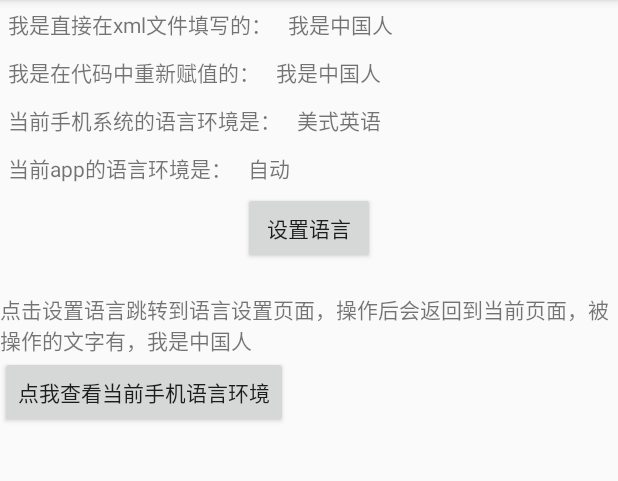
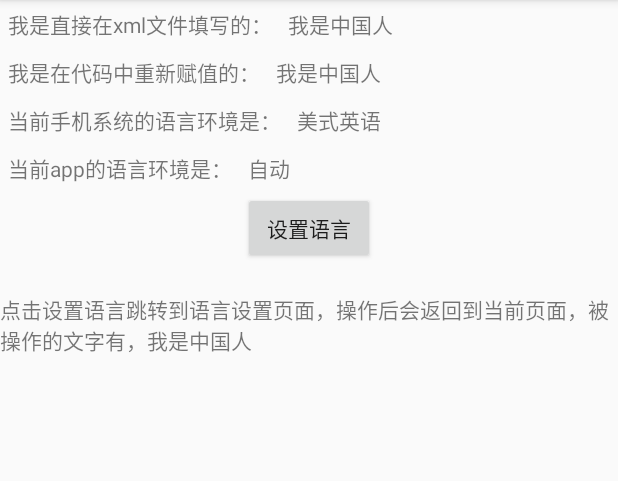
Before and after one commit to smaboy/AndroidLanguageChangeLib, an Android app: the screen it shows after launch (MainActivity), on a phone screen of 412 x 824 dp, the part 84-565 px from its top. Run offline under Robolectric (Android 15) with nearby library versions, the phone set to English and light mode, and no system bars.

Commit message:
完成app内语言的切换，可实现，app内切换，杀死进程启动为选择后的语言（不随系统语言变化），选择自动语言后，在切换系统语言后，再重启app或打开后台的app均完成语言切换

```diff
--- a/app/src/main/AndroidManifest.xml
+++ b/app/src/main/AndroidManifest.xml
@@ -12,14 +12,14 @@
         android:supportsRtl="true"
         android:theme="@style/AppTheme"
         tools:ignore="GoogleAppIndexingWarning">
-        <activity android:name=".MainActivity">
+        <activity android:name=".activity.MainActivity">
             <intent-filter>
                 <action android:name="android.intent.action.MAIN" />
 
                 <category android:name="android.intent.category.LAUNCHER" />
             </intent-filter>
         </activity>
-        <activity android:name=".SettingActivity" />
+        <activity android:name=".activity.SettingActivity" />
     </application>
 
 </manifest>
--- a/app/src/main/java/com/example/smaboy/languageswitch/MyApplication.java
+++ b/app/src/main/java/com/example/smaboy/languageswitch/MyApplication.java
@@ -1,11 +1,10 @@
 package com.example.smaboy.languageswitch;
 
 import android.app.Application;
+import android.content.Context;
 import android.content.res.Configuration;
-import android.text.TextUtils;
-import android.util.Log;
 
-import java.util.Locale;
+import com.example.smaboy.languageswitch.manager.LanguageManager;
 
 /**
  * 类名: MyApplication
@@ -20,29 +19,8 @@ public class MyApplication extends Application {
         super.onCreate();
 
         //获取系统语言，并保存
-        LanguageManager.saveSysLanguage(getApplicationContext(),LanguageManager.getCurrentSystemLanguageCountry());
-
-        //读取用户，语言并设置
-        setLanguageConfiguration();
-
+        LanguageManager.saveSysLanguage(this,LanguageManager.getCurrentSystemLanguageCountry());
 
     }
 
-    private void setLanguageConfiguration() {
-        //初始化app语言环境
-        if(!TextUtils.isEmpty(LanguageManager.getSelectLanguage(this))) {
-
-            Locale locale=LanguageManager.getLocalByString(LanguageManager.getSelectLanguage(this));
-
-            Log.e("TAG", "当前用户选择的语言为："+LanguageManager.getSelectLanguage(this));
-            LanguageManager.changeAppLanguage(locale,this);
-        }
-    }
-
-
-    @Override
-    public void onConfigurationChanged(Configuration newConfig) {
-        super.onConfigurationChanged(newConfig);
-        setLanguageConfiguration();
-    }
 }
--- a/app/src/main/java/com/example/smaboy/languageswitch/MainActivity.java
+++ b/app/src/main/java/com/example/smaboy/languageswitch/activity/MainActivity.java
@@ -1,52 +1,38 @@
-package com.example.smaboy.languageswitch;
+package com.example.smaboy.languageswitch.activity;
 
-import android.content.BroadcastReceiver;
-import android.content.Context;
-import android.content.DialogInterface;
 import android.content.Intent;
-import android.content.IntentFilter;
-import android.content.SharedPreferences;
 import android.os.Bundle;
 import android.support.v7.app.AlertDialog;
-import android.support.v7.app.AppCompatActivity;
-import android.util.Log;
 import android.view.View;
 import android.widget.TextView;
 
-import java.util.Locale;
+import com.example.smaboy.languageswitch.manager.LanguageManager;
+import com.example.smaboy.languageswitch.R;
+import com.example.smaboy.languageswitch.base.BaseActivity;
 
-import butterknife.BindView;
-import butterknife.ButterKnife;
-import butterknife.OnClick;
-
-public class MainActivity extends AppCompatActivity {
+public class MainActivity extends BaseActivity {
 
     TextView tv1;
     TextView tv2;
     TextView tv3;
 
-    private BroadcastReceiver mReceiver=new BroadcastReceiver() {
-        @Override
-        public void onReceive(Context context, Intent intent) {
 
-            if(intent.getAction().equals((Intent.ACTION_LOCALE_CHANGED))) {
-                Log.e("TAG", "系统语言变化了为："+LanguageManager.getCurrentSystemLanguageCountry());
-                //将变化后的系统语言保存到本地
-                LanguageManager.saveSysLanguage(getApplicationContext(),LanguageManager.getCurrentSystemLanguageCountry());
-            }
-        }
-    };
 
     @Override
     protected void onCreate(Bundle savedInstanceState) {
         super.onCreate(savedInstanceState);
         setContentView(R.layout.activity_main);
 
-        //注册广播监听系统语言环境变化
-        IntentFilter filter =new IntentFilter();
-        filter.addAction(Intent.ACTION_LOCALE_CHANGED);
-        registerReceiver(mReceiver, filter);
 
+        //初始化本地语言环境
+        //初始化app语言环境
+//        if(!TextUtils.isEmpty(LanguageManager.getSelectLanguage(this))) {
+//
+//            Locale locale=LanguageManager.getLocalByString(LanguageManager.getSelectLanguage(this));
+//
+//            Log.e("TAG", "当前用户选择的语言为："+LanguageManager.getSelectLanguage(this));
+//            LanguageManager.changeAppLanguage(locale,this);
+//        }
 
         tv1 = findViewById(R.id.tv_1);
         tv2 = findViewById(R.id.tv_2);
@@ -55,7 +41,7 @@ public class MainActivity extends AppCompatActivity {
         //设置数据
 
         //重新赋值
-        tv1.setText(getApplicationContext().getResources().getString(R.string.app_tips));
+        tv1.setText(getResources().getString(R.string.app_tips));
 
         //获取手机系统语言环境
         String language = LanguageManager.getSysLanguage(this);
@@ -95,13 +81,4 @@ public class MainActivity extends AppCompatActivity {
         String local = getSharedPreferences("share", MODE_PRIVATE).getString("local", "zh-CN");
     }
 
-    public void lookSysLanguage(View view) {
-        //查看当前手机的语言环境
-
-        final AlertDialog alertDialog=new AlertDialog.Builder(this).create();
-        alertDialog.setTitle("手机语言环境");
-        alertDialog.setMessage(LanguageManager.getCurrentSystemLanguageCountry());
-        alertDialog.show();
-
-    }
 }
--- /dev/null
+++ b/app/src/main/java/com/example/smaboy/languageswitch/base/BaseActivity.java
@@ -0,0 +1,49 @@
+package com.example.smaboy.languageswitch.base;
+
+import android.content.Context;
+import android.content.Intent;
+import android.content.IntentFilter;
+import android.os.Bundle;
+import android.support.v7.app.AppCompatActivity;
+import android.text.TextUtils;
+import android.util.Log;
+
+import com.example.smaboy.languageswitch.manager.LanguageManager;
+import com.example.smaboy.languageswitch.receiver.LocalChangedBroadcastReceiver;
+
+/**
+ * 类名: BaseActivity
+ * 类作用描述: 基类activity
+ * 作者: Smaboy
+ * 创建时间: 2018/10/12 10:39
+ */
+public class BaseActivity extends AppCompatActivity {
+
+
+
+
+    @Override
+    protected void onCreate( Bundle savedInstanceState) {
+        super.onCreate(savedInstanceState);
+
+        //注册广播监听系统语言环境变化
+        IntentFilter filter =new IntentFilter();
+        filter.addAction(Intent.ACTION_LOCALE_CHANGED);
+        registerReceiver(new LocalChangedBroadcastReceiver(this), filter);
+
+        //处理本app语言初始化
+        if(!TextUtils.isEmpty(LanguageManager.getSelectLanguage(this))){//如果用户选择了语言，就得强行将本app语言同步为用户选择的语言
+
+            Log.e("TAG", "正在基类activity中初始化用户语言环境");
+            //获取用户选择的语言
+            String language=LanguageManager.getSelectLanguage(this);
+            Log.e("TAG", "当前用户语言为："+language);
+            //设置app语言
+            LanguageManager.changeAppLanguage(LanguageManager.getLocalByString(language),this);
+
+        } else {//如果，用户没用选择语言，或者选择了自动（即跟随系统），不作处理
+            Log.e("TAG", "正在基类activity中跟随系统语言环境，不做处理");
+        }
+    }
+
+}
--- a/app/src/main/java/com/example/smaboy/languageswitch/LanguageManager.java
+++ b/app/src/main/java/com/example/smaboy/languageswitch/manager/LanguageManager.java
@@ -1,4 +1,4 @@
-package com.example.smaboy.languageswitch;
+package com.example.smaboy.languageswitch.manager;
 
 import android.content.Context;
 import android.content.Intent;
@@ -76,22 +76,8 @@ public class LanguageManager {
      */
     public static void changeAppLanguage(Locale locale, Context context) {
 
-//        Resources resources = context.getResources();
-//        DisplayMetrics dm = resources.getDisplayMetrics();
-//        Configuration configuration = resources.getConfiguration();
-//        // app locale
-//        if (Build.VERSION.SDK_INT >= Build.VERSION_CODES.JELLY_BEAN_MR1) {
-//            configuration.setLocale(locale);
-//        } else {
-//            configuration.locale = locale;
-//        }
-//
-//        // updateConfiguration
-//
-//        resources.updateConfiguration(configuration, dm);
-
         //适配8.0
-        Resources resources = context.getApplicationContext().getResources();
+        Resources resources = context.getResources();
         DisplayMetrics dm = resources.getDisplayMetrics();
         Configuration config = resources.getConfiguration();
         config.locale = locale;
@@ -137,7 +123,7 @@ public class LanguageManager {
      */
     public static void saveSelectLanguage(Context context, String language) {
 
-        context.getSharedPreferences("share", Context.MODE_PRIVATE).edit().putString("local", language).apply();
+        context.getApplicationContext().getSharedPreferences("share", Context.MODE_PRIVATE).edit().putString("local", language).apply();
 
     }
 
@@ -148,7 +134,7 @@ public class LanguageManager {
      */
     public static String getSelectLanguage(Context context) {
 
-        return context.getSharedPreferences("share", Context.MODE_PRIVATE).getString("local", "");
+        return context.getApplicationContext().getSharedPreferences("share", Context.MODE_PRIVATE).getString("local", "");
 
     }
 
@@ -160,7 +146,7 @@ public class LanguageManager {
      */
     public static void saveSysLanguage(Context context, String language) {
 
-        context.getSharedPreferences("share", Context.MODE_PRIVATE).edit().putString("sys_local", language).apply();
+        context.getApplicationContext().getSharedPreferences("share", Context.MODE_PRIVATE).edit().putString("sys_local", language).apply();
 
     }
 
@@ -171,7 +157,7 @@ public class LanguageManager {
      */
     public static String getSysLanguage(Context context) {
 
-        return context.getSharedPreferences("share", Context.MODE_PRIVATE).getString("sys_local", "");
+        return context.getApplicationContext().getSharedPreferences("share", Context.MODE_PRIVATE).getString("sys_local", "");
 
     }
 
--- /dev/null
+++ b/app/src/main/java/com/example/smaboy/languageswitch/receiver/LocalChangedBroadcastReceiver.java
@@ -0,0 +1,34 @@
+package com.example.smaboy.languageswitch.receiver;
+
+import android.content.BroadcastReceiver;
+import android.content.Context;
+import android.content.Intent;
+import android.util.Log;
+
+import com.example.smaboy.languageswitch.base.BaseActivity;
+import com.example.smaboy.languageswitch.manager.LanguageManager;
+
+
+/**
+ * 类名: LocalChangedBroadcastReceiver
+ * 类作用描述: java类作用描述
+ * 作者: Smaboy
+ * 创建时间: 2018/10/12 10:48
+ */
+public class LocalChangedBroadcastReceiver extends BroadcastReceiver {
+    private Context mContext;
+    public LocalChangedBroadcastReceiver(BaseActivity baseActivity) {
+        mContext=baseActivity;
+    }
+
+    @Override
+    public void onReceive(Context context, Intent intent) {
+
+        //处理系统语言变化之后的处理
+        if(intent.getAction().equals((Intent.ACTION_LOCALE_CHANGED))) {
+            Log.e("TAG", "系统语言变化了");
+            //将变化后的系统语言保存到本地
+            LanguageManager.saveSysLanguage(mContext,LanguageManager.getCurrentSystemLanguageCountry());
+        }
+    }
+}
--- a/app/src/main/res/layout/activity_main.xml
+++ b/app/src/main/res/layout/activity_main.xml
@@ -3,7 +3,7 @@
     xmlns:tools="http://schemas.android.com/tools"
     android:layout_width="match_parent"
     android:layout_height="match_parent"
-    tools:context=".MainActivity"
+    tools:context=".activity.MainActivity"
     android:orientation="vertical">
 
 
@@ -102,10 +102,5 @@
         android:paddingTop="20dp"
         android:text="点击设置语言跳转到语言设置页面，操作后会返回到当前页面，被操作的文字有，我是中国人"/>
 
-    <Button
-        android:layout_width="wrap_content"
-        android:layout_height="wrap_content"
-        android:text="点我查看当前手机语言环境"
-        android:onClick="lookSysLanguage"/>
 
 </LinearLayout>
```
Also changed, not shown: app/src/main/java/com/example/smaboy/languageswitch/activity/SettingActivity.java (renamed from app/src/main/java/com/example/smaboy/languageswitch/SettingActivity.java, +5 -2 lines).
